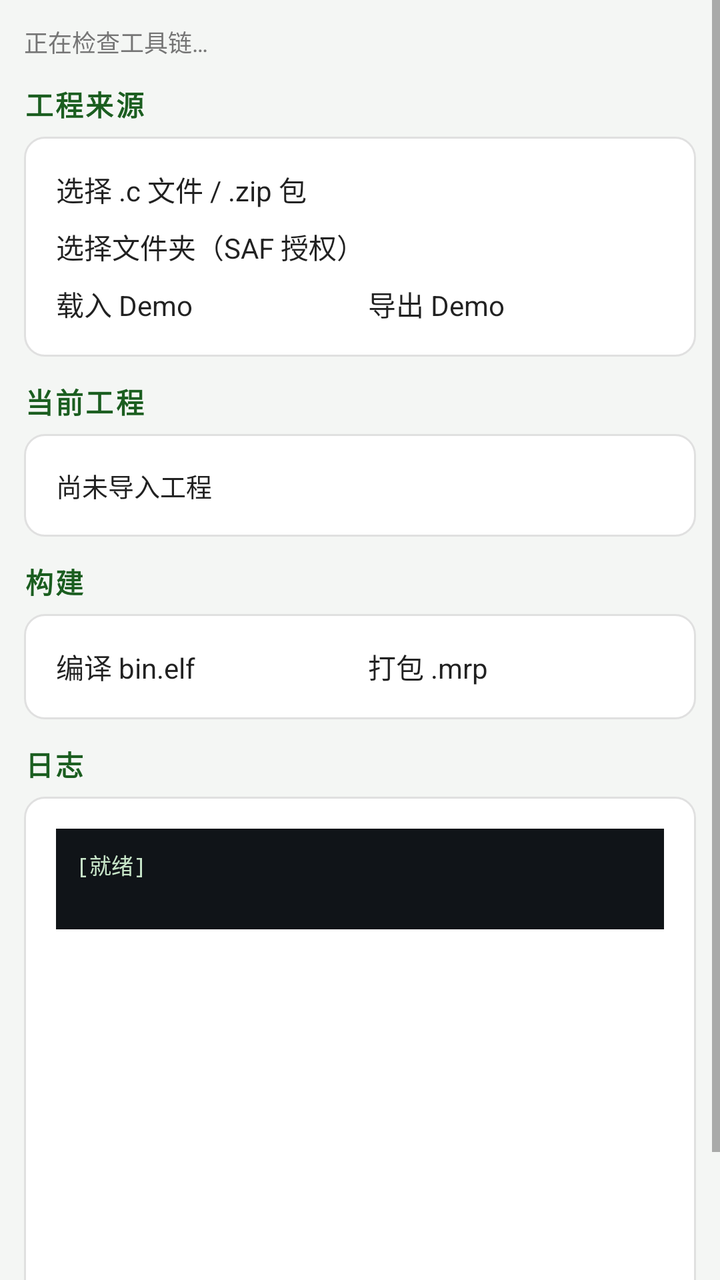
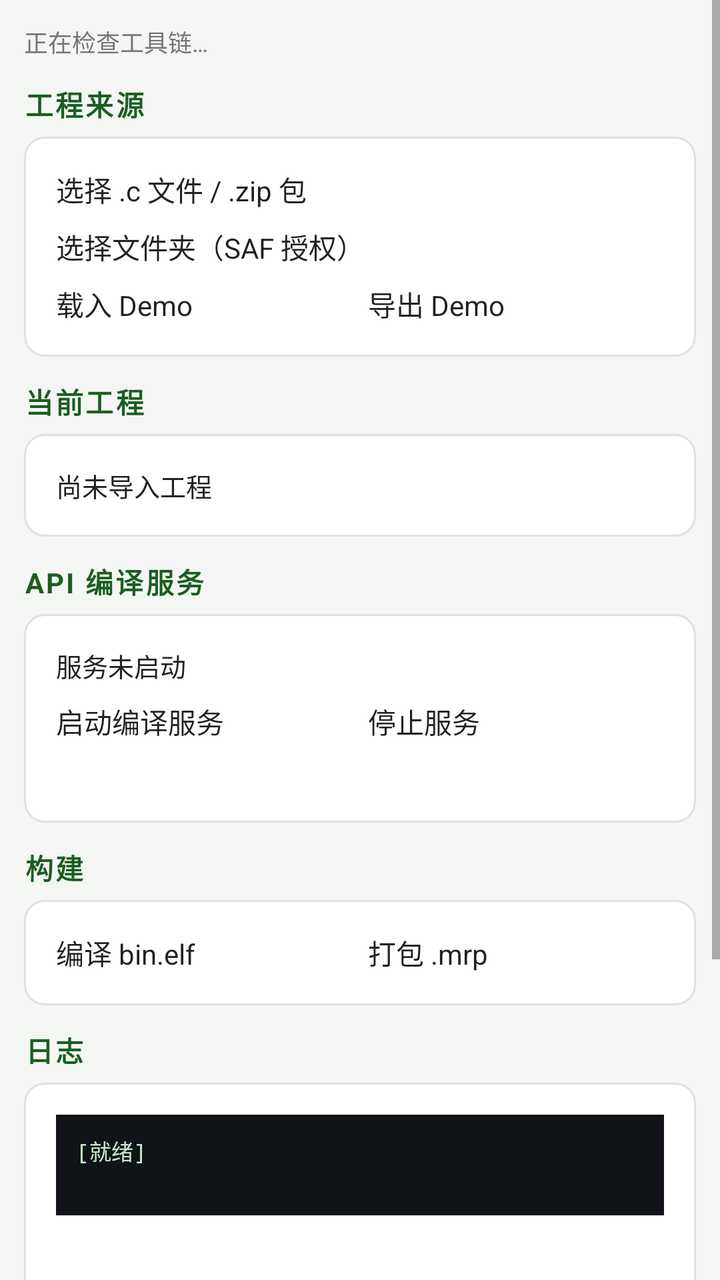

Screens rendered from an Android XML layout before and after an edit, with the pre-edit source and the edit as a unified diff.
<!-- AndroidManifest.xml: application theme Theme.MrpBuilder -->
<!-- res/layout/activity_main.xml -->
<?xml version="1.0" encoding="utf-8"?>
<ScrollView xmlns:android="http://schemas.android.com/apk/res/android"
    android:layout_width="match_parent"
    android:layout_height="match_parent"
    android:fillViewport="true"
    android:scrollbars="vertical">

    <LinearLayout
        android:layout_width="match_parent"
        android:layout_height="wrap_content"
        android:orientation="vertical"
        android:padding="12dp">

        
        <TextView
            android:id="@+id/tvToolchain"
            android:layout_width="match_parent"
            android:layout_height="wrap_content"
            android:textSize="12sp"
            android:textColor="@color/text_secondary"
            android:text="@string/toolchain_checking" />

        
        <TextView
            style="@style/MrpSectionTitle"
            android:layout_width="match_parent"
            android:layout_height="wrap_content"
            android:text="@string/section_source" />

        <LinearLayout
            style="@style/MrpCard"
            android:layout_width="match_parent"
            android:layout_height="wrap_content"
            android:orientation="vertical">

            <Button
                android:id="@+id/btnFile"
                android:layout_width="match_parent"
                android:layout_height="wrap_content"
                android:text="@string/pick_source" />

            <Button
                android:id="@+id/btnFolder"
                android:layout_width="match_parent"
                android:layout_height="wrap_content"
                android:layout_marginTop="8dp"
                android:text="@string/pick_folder" />

            <LinearLayout
                android:layout_width="match_parent"
                android:layout_height="wrap_content"
                android:layout_marginTop="8dp"
                android:orientation="horizontal">

                <Button
                    android:id="@+id/btnDemo"
                    android:layout_width="0dp"
                    android:layout_height="wrap_content"
                    android:layout_weight="1"
                    android:background="?android:attr/selectableItemBackground"
                    android:text="@string/load_demo" />

                <Button
                    android:id="@+id/btnExportDemo"
                    android:layout_width="0dp"
                    android:layout_height="wrap_content"
                    android:layout_weight="1"
                    android:layout_marginStart="8dp"
                    android:background="?android:attr/selectableItemBackground"
                    android:text="@string/export_demo" />
            </LinearLayout>
        </LinearLayout>

        
        <TextView
            style="@style/MrpSectionTitle"
            android:layout_width="match_parent"
            android:layout_height="wrap_content"
            android:text="@string/section_project" />

        <LinearLayout
            style="@style/MrpCard"
            android:layout_width="match_parent"
            android:layout_height="wrap_content"
            android:orientation="vertical">

            <TextView
                android:id="@+id/tvProject"
                android:layout_width="match_parent"
                android:layout_height="wrap_content"
                android:textSize="13sp"
                android:textColor="@color/text_primary"
                android:text="@string/no_project" />
        </LinearLayout>

        
        <TextView
            style="@style/MrpSectionTitle"
            android:layout_width="match_parent"
            android:layout_height="wrap_content"
            android:text="@string/section_build" />

        <LinearLayout
            style="@style/MrpCard"
            android:layout_width="match_parent"
            android:layout_height="wrap_content"
            android:orientation="horizontal">

            <Button
                android:id="@+id/btnCompile"
                android:layout_width="0dp"
                android:layout_height="wrap_content"
                android:layout_weight="1"
                android:text="@string/compile" />

            <Button
                android:id="@+id/btnPack"
                android:layout_width="0dp"
                android:layout_height="wrap_content"
                android:layout_weight="1"
                android:layout_marginStart="8dp"
                android:text="@string/pack" />
        </LinearLayout>

        
        <TextView
            style="@style/MrpSectionTitle"
            android:layout_width="match_parent"
            android:layout_height="wrap_content"
            android:text="@string/section_log" />

        <LinearLayout
            style="@style/MrpCard"
            android:layout_width="match_parent"
            android:layout_height="wrap_content"
            android:orientation="vertical">

            <ScrollView
                android:id="@+id/logScroll"
                android:layout_width="match_parent"
                android:layout_height="240dp"
                android:scrollbars="vertical">

                <TextView
                    android:id="@+id/tvLog"
                    style="@style/MrpLog"
                    android:layout_width="match_parent"
                    android:layout_height="wrap_content"
                    android:text="[就绪]\n" />
            </ScrollView>

            <LinearLayout
                android:layout_width="match_parent"
                android:layout_height="wrap_content"
                android:layout_marginTop="8dp"
                android:orientation="horizontal">

                <Button
                    android:id="@+id/btnCopyLog"
                    android:layout_width="0dp"
                    android:layout_height="wrap_content"
                    android:layout_weight="1"
                    android:text="@string/copy_log" />

                <Button
                    android:id="@+id/btnClearLog"
                    android:layout_width="0dp"
                    android:layout_height="wrap_content"
                    android:layout_weight="1"
                    android:layout_marginStart="8dp"
                    android:text="@string/clear_log" />
            </LinearLayout>
        </LinearLayout>

    </LinearLayout>
</ScrollView>
<!-- resources referenced by this layout -->
<resources>
  <color name="text_primary">#212121</color>
  <color name="text_secondary">#757575</color>
  <string name="clear_log">清空</string>
  <string name="compile">编译 bin.elf</string>
  <string name="copy_log">复制日志</string>
  <string name="export_demo">导出 Demo</string>
  <string name="load_demo">载入 Demo</string>
  <string name="no_project">尚未导入工程</string>
  <string name="pack">打包 .mrp</string>
  <string name="pick_folder">选择文件夹（SAF 授权）</string>
  <string name="pick_source">选择 .c 文件 / .zip 包</string>
  <string name="section_build">构建</string>
  <string name="section_log">日志</string>
  <string name="section_project">当前工程</string>
  <string name="section_source">工程来源</string>
  <string name="toolchain_checking">正在检查工具链…</string>
  <style name="MrpCard">
          <item name="android:background">@drawable/bg_card</item>
          <item name="android:padding">16dp</item>
      </style>
  <style name="MrpLog">
          <item name="android:background">@color/log_bg</item>
          <item name="android:textColor">@color/log_text</item>
          <item name="android:textSize">11sp</item>
          <item name="android:typeface">monospace</item>
          <item name="android:padding">10dp</item>
          <item name="android:lineSpacingExtra">1dp</item>
      </style>
  <style name="MrpSectionTitle">
          <item name="android:textSize">14sp</item>
          <item name="android:textStyle">bold</item>
          <item name="android:textColor">@color/primary</item>
          <item name="android:letterSpacing">0.08</item>
          <item name="android:paddingTop">12dp</item>
          <item name="android:paddingBottom">6dp</item>
      </style>
  <style name="Theme.MrpBuilder" parent="android:Theme.Material.Light.NoActionBar">
          <item name="android:colorPrimary">@color/primary</item>
          <item name="android:colorPrimaryDark">@color/primary_dark</item>
          <item name="android:colorAccent">@color/accent</item>
          <item name="android:windowBackground">@color/bg</item>
      </style>
  <!-- drawable bg_card (drawable) -->
  <?xml version="1.0" encoding="utf-8"?>
  <shape xmlns:android="http://schemas.android.com/apk/res/android">
      <solid android:color="@color/card" />
      <corners android:radius="10dp" />
      <stroke android:width="1dp" android:color="@color/divider" />
  </shape>
  <color name="log_bg">#101418</color>
  <color name="log_text">#C8E6C9</color>
  <color name="primary">#1B5E20</color>
  <color name="primary_dark">#0E3B14</color>
  <color name="accent">#FFB300</color>
  <color name="bg">#F4F6F4</color>
  <color name="card">#FFFFFF</color>
  <color name="divider">#E0E0E0</color>
</resources>

<!-- the commit's change to res/layout/activity_main.xml (unified diff, before → after) -->
@@ -98,6 +98,59 @@
             style="@style/MrpSectionTitle"
             android:layout_width="match_parent"
             android:layout_height="wrap_content"
+            android:text="API 编译服务" />
+
+        <LinearLayout
+            style="@style/MrpCard"
+            android:layout_width="match_parent"
+            android:layout_height="wrap_content"
+            android:orientation="vertical">
+
+            <TextView
+                android:id="@+id/tvApiStatus"
+                android:layout_width="match_parent"
+                android:layout_height="wrap_content"
+                android:textSize="13sp"
+                android:textColor="@color/text_primary"
+                android:text="服务未启动" />
+
+            <LinearLayout
+                android:layout_width="match_parent"
+                android:layout_height="wrap_content"
+                android:layout_marginTop="8dp"
+                android:orientation="horizontal">
+
+                <Button
+                    android:id="@+id/btnApiStart"
+                    android:layout_width="0dp"
+                    android:layout_height="wrap_content"
+                    android:layout_weight="1"
+                    android:text="启动编译服务" />
+
+                <Button
+                    android:id="@+id/btnApiStop"
+                    android:layout_width="0dp"
+                    android:layout_height="wrap_content"
+                    android:layout_weight="1"
+                    android:layout_marginStart="8dp"
+                    android:text="停止服务" />
+            </LinearLayout>
+
+            <TextView
+                android:id="@+id/tvApiUrl"
+                android:layout_width="match_parent"
+                android:layout_height="wrap_content"
+                android:layout_marginTop="8dp"
+                android:textSize="12sp"
+                android:textColor="@color/text_secondary"
+                android:text="" />
+        </LinearLayout>
+
+        
+        <TextView
+            style="@style/MrpSectionTitle"
+            android:layout_width="match_parent"
+            android:layout_height="wrap_content"
             android:text="@string/section_build" />
 
         <LinearLayout
